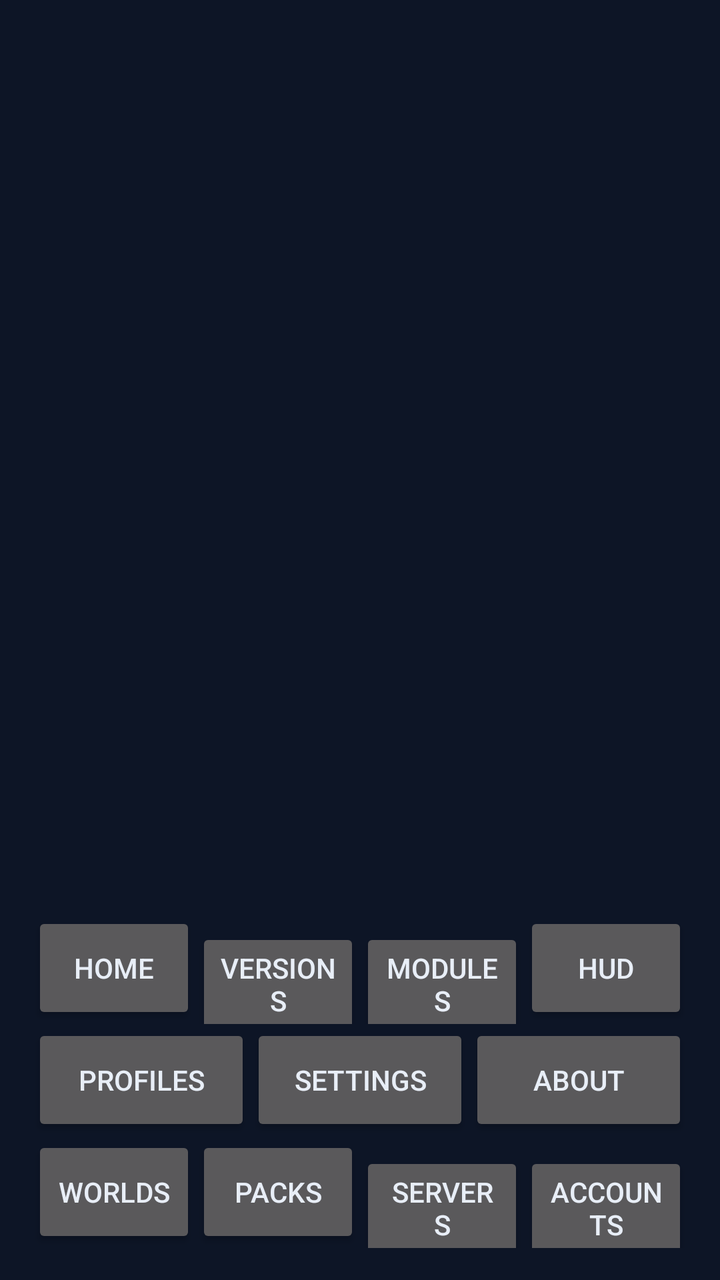
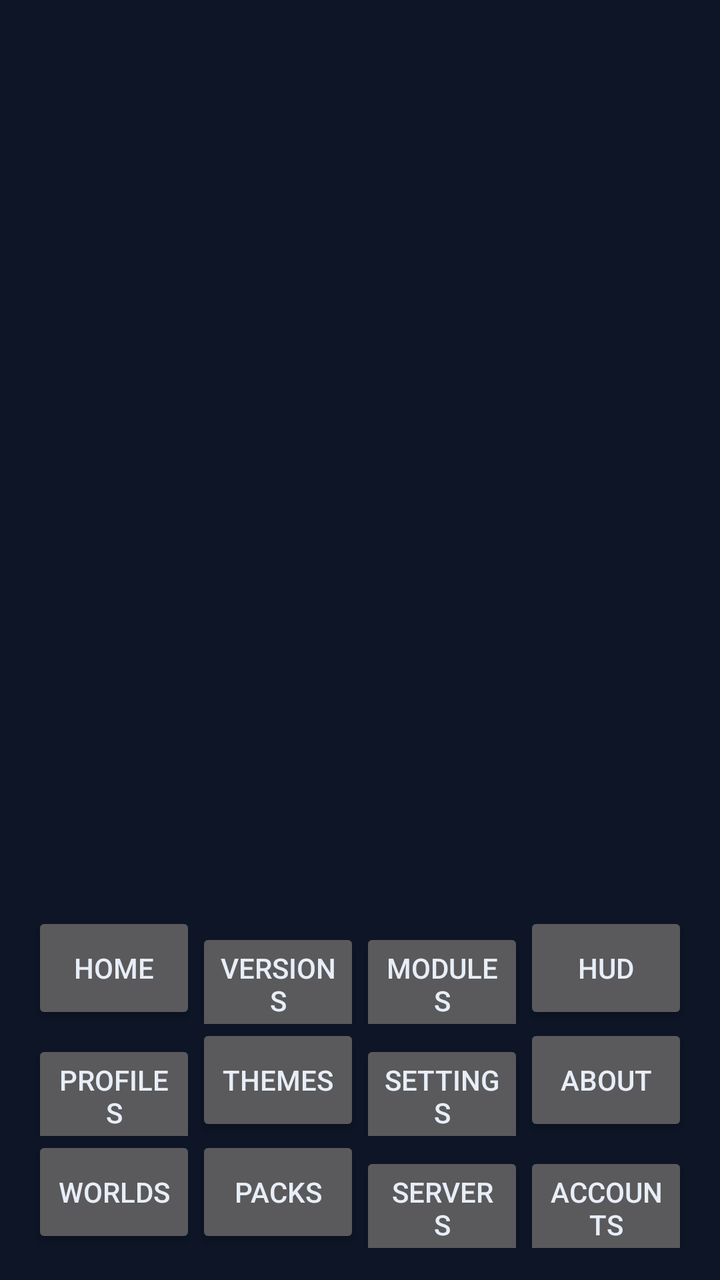

Compare the two renders of this Android layout. The source of the first and the diff that turns it into the second are given below.
<!-- AndroidManifest.xml: application theme Theme.Xykell -->
<!-- res/layout/activity_main.xml -->
<?xml version="1.0" encoding="utf-8"?>
<LinearLayout xmlns:android="http://schemas.android.com/apk/res/android"
    android:orientation="vertical"
    android:layout_width="match_parent"
    android:layout_height="match_parent"
    android:background="@color/xykell_bg"
    android:padding="16dp">

    <ScrollView
        android:layout_width="match_parent"
        android:layout_height="0dp"
        android:layout_weight="1"
        android:fillViewport="true">

        <FrameLayout
            android:id="@+id/screen_container"
            android:layout_width="match_parent"
            android:layout_height="wrap_content" />
    </ScrollView>

    <LinearLayout
        android:orientation="horizontal"
        android:layout_width="match_parent"
        android:layout_height="wrap_content"
        android:layout_marginTop="8dp">

        <Button
            android:id="@+id/nav_home"
            style="@style/XykellNavButton"
            android:text="Home" />
        <Button
            android:id="@+id/nav_versions"
            style="@style/XykellNavButton"
            android:text="Versions" />
        <Button
            android:id="@+id/nav_modules"
            style="@style/XykellNavButton"
            android:text="Modules" />
        <Button
            android:id="@+id/nav_hud"
            style="@style/XykellNavButton"
            android:text="HUD" />
    </LinearLayout>

    <LinearLayout
        android:orientation="horizontal"
        android:layout_width="match_parent"
        android:layout_height="wrap_content">

        <Button
            android:id="@+id/nav_profiles"
            style="@style/XykellNavButton"
            android:text="Profiles" />
        <Button
            android:id="@+id/nav_settings"
            style="@style/XykellNavButton"
            android:text="Settings" />
        <Button
            android:id="@+id/nav_about"
            style="@style/XykellNavButton"
            android:text="About" />
    </LinearLayout>

    <LinearLayout
        android:orientation="horizontal"
        android:layout_width="match_parent"
        android:layout_height="wrap_content">

        <Button
            android:id="@+id/nav_worlds"
            style="@style/XykellNavButton"
            android:text="Worlds" />
        <Button
            android:id="@+id/nav_packs"
            style="@style/XykellNavButton"
            android:text="Packs" />
        <Button
            android:id="@+id/nav_servers"
            style="@style/XykellNavButton"
            android:text="Servers" />
        <Button
            android:id="@+id/nav_accounts"
            style="@style/XykellNavButton"
            android:text="Accounts" />
    </LinearLayout>

</LinearLayout>
<!-- resources referenced by this layout -->
<resources>
  <color name="xykell_bg">#0D1526</color>
  <style name="XykellNavButton" parent="Widget.AppCompat.Button">
          <item name="android:layout_width">0dp</item>
          <item name="android:layout_height">56dp</item>
          <item name="android:layout_weight">1</item>
          <item name="android:minHeight">56dp</item>
          <item name="android:textSize">14sp</item>
      </style>
  <style name="Theme.Xykell" parent="Theme.AppCompat.NoActionBar">
          <item name="android:windowBackground">@color/xykell_bg</item>
          <item name="android:textColor">@color/xykell_text</item>
          <item name="colorAccent">@color/xykell_accent</item>
      </style>
  <color name="xykell_text">#E8EEF7</color>
  <color name="xykell_accent">#4FD8C7</color>
</resources>

<!-- the commit's change to res/layout/activity_main.xml (unified diff, before → after) -->
@@ -52,6 +52,10 @@
             style="@style/XykellNavButton"
             android:text="Profiles" />
         <Button
+            android:id="@+id/nav_themes"
+            style="@style/XykellNavButton"
+            android:text="Themes" />
+        <Button
             android:id="@+id/nav_settings"
             style="@style/XykellNavButton"
             android:text="Settings" />
